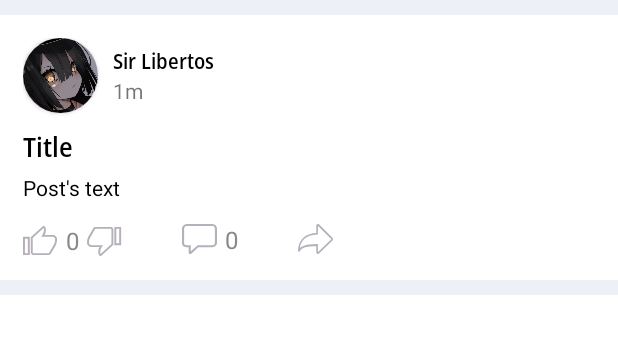
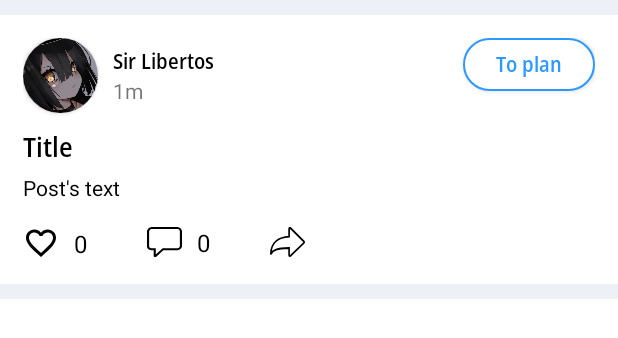
Before and after one commit to vkuzmuk/Liberto, an Android app: the layout item_post.xml on its own in the app's theme, with its tools: preview values and no code run, on a phone screen of 412 x 824 dp. Shown: the top 338 px of the screen. Run offline under Robolectric (Android 15) with nearby library versions, the phone set to English and light mode, and no system bars.

Commit message:
6th push. Possibility to plan events (Saving to db)

```diff
--- a/app/src/main/java/com/vlkuzmuk/freedomcry/models/EventModel.kt
+++ b/app/src/main/java/com/vlkuzmuk/freedomcry/models/EventModel.kt
@@ -10,5 +10,6 @@ data class EventModel(
     var key: String? = null,
     var uid: String = "unknown",
     var hasReaction: Boolean = false,
+    var isPlanned: Boolean = false,
     var reactionCounter: String = "0"
 )
--- a/app/src/main/java/com/vlkuzmuk/freedomcry/utilits/databaseValues.kt
+++ b/app/src/main/java/com/vlkuzmuk/freedomcry/utilits/databaseValues.kt
@@ -16,7 +16,8 @@ const val NODE_USERNAMES = "usernames"
 const val NODE_USERS = "users"
 const val NODE_EVENTS = "events"
 const val NODE_POST_IMAGES = "post_images"
-const val NODE_REACTIONS = "reactions"
+const val NODE_LIKES = "likes"
+const val NODE_PLANNED = "planned"
 
 // children
 const val CHILD_USERNAME = "username"
--- /dev/null
+++ b/app/src/main/res/drawable/bg_normal_btn_to_plan.xml
@@ -0,0 +1,15 @@
+<?xml version="1.0" encoding="utf-8"?>
+<shape xmlns:android="http://schemas.android.com/apk/res/android"
+    android:shape="rectangle">
+
+    <corners android:radius="1000dp" />
+    <solid android:color="@color/white" />
+    <stroke
+        android:width="1dip"
+        android:color="@color/blue_main" />
+    <padding
+        android:bottom="4dp"
+        android:left="4dp"
+        android:right="4dp"
+        android:top="4dp" />
+</shape>
--- a/app/src/main/res/drawable/ic_comments.xml
+++ b/app/src/main/res/drawable/ic_comments.xml
@@ -7,5 +7,5 @@
         android:fillColor="#00000000"
         android:pathData="M32,20.8467V4.093C31.5886,2.1904 30.8925,1.5276 28.8475,1H4.4152C2.4022,1.2996 1.7461,2.0985 1,4.093V20.8467C1.146,22.4673 1.7329,23.1144 3.8898,23.682H7.3051V30.6412C7.5394,31.128 7.7857,31.1111 8.3559,30.6412L15.1864,23.682H28.8475C30.6745,23.4985 31.4095,22.9393 32,20.8467Z"
         android:strokeWidth="2"
-        android:strokeColor="#B5B0BA" />
+        android:strokeColor="@color/black" />
 </vector>
--- a/app/src/main/res/drawable/ic_like_passive.xml
+++ b/app/src/main/res/drawable/ic_like_passive.xml
@@ -1,16 +1,6 @@
-<vector xmlns:android="http://schemas.android.com/apk/res/android"
-    android:width="23dp"
-    android:height="20dp"
-    android:viewportWidth="36"
-    android:viewportHeight="33">
-  <path
-      android:pathData="M1,14V32H6V14H1Z"
-      android:strokeWidth="2"
-      android:fillColor="#00000000"
-      android:strokeColor="#B5B0BA"/>
-  <path
-      android:pathData="M10.5,32H26.5C26.9811,31.8366 27.2266,31.7371 27.5,31.5L33,21.5C34.0375,18.866 34.3219,17.3439 34,14.5C33.3408,13.2676 32.7933,12.7085 31.5,12H20.5C22.795,8.3461 23.2906,6.2716 22,2.5C21.7235,2.1798 21.5288,2.0399 21,2L9,14V30.5C9.2373,31.2586 9.6011,31.5703 10.5,32Z"
-      android:strokeWidth="2"
-      android:fillColor="#00000000"
-      android:strokeColor="#B5B0BA"/>
+<vector android:height="24dp" android:tint="@color/black"
+    android:viewportHeight="24" android:viewportWidth="24"
+    android:width="24dp"
+    xmlns:android="http://schemas.android.com/apk/res/android">
+    <path android:fillColor="@android:color/white" android:pathData="M16.5,3c-1.74,0 -3.41,0.81 -4.5,2.09C10.91,3.81 9.24,3 7.5,3 4.42,3 2,5.42 2,8.5c0,3.78 3.4,6.86 8.55,11.54L12,21.35l1.45,-1.32C18.6,15.36 22,12.28 22,8.5 22,5.42 19.58,3 16.5,3zM12.1,18.55l-0.1,0.1 -0.1,-0.1C7.14,14.24 4,11.39 4,8.5 4,6.5 5.5,5 7.5,5c1.54,0 3.04,0.99 3.57,2.36h1.87C13.46,5.99 14.96,5 16.5,5c2,0 3.5,1.5 3.5,3.5 0,2.89 -3.14,5.74 -7.9,10.05z"/>
 </vector>
--- a/app/src/main/res/drawable/ic_share.xml
+++ b/app/src/main/res/drawable/ic_share.xml
@@ -7,5 +7,5 @@
       android:pathData="M22.9211,10.3053C10.3485,10.8755 1.239,16.5113 1.0046,28.6015C1.0025,28.7097 1.1537,28.7478 1.2022,28.6511C3.3262,24.4093 8.2055,23.0084 22.9211,22.4378V29.9484C23.0466,31.0927 23.4364,31.1645 24.4023,30.815L40.3988,17.2382C41.1477,16.4485 41.2514,16.0057 40.3988,15.2161L24.4023,1.0615C23.2975,0.8561 22.9986,1.1467 22.9211,2.2169V10.3053Z"
       android:strokeWidth="2"
       android:fillColor="#00000000"
-      android:strokeColor="#B5B0BA"/>
+      android:strokeColor="@color/black"/>
 </vector>
--- a/app/src/main/res/layout/item_post.xml
+++ b/app/src/main/res/layout/item_post.xml
@@ -96,24 +96,13 @@
                 android:id="@+id/tvLikeCounter"
                 android:layout_width="wrap_content"
                 android:layout_height="wrap_content"
-                android:layout_marginStart="5dp"
+                android:layout_marginStart="10dp"
                 android:text="0"
-                android:textColor="@color/grey_medium"
+                android:textColor="@color/black"
                 android:textSize="16sp"
                 app:layout_constraintBottom_toBottomOf="@+id/btnLike"
                 app:layout_constraintStart_toEndOf="@+id/btnLike"
                 app:layout_constraintTop_toTopOf="@+id/btnLike" />
-
-            <ImageButton
-                android:id="@+id/btnDislike"
-                android:layout_width="wrap_content"
-                android:layout_height="wrap_content"
-                android:layout_marginStart="5dp"
-                android:layout_marginTop="2dp"
-                android:background="@null"
-                app:layout_constraintStart_toEndOf="@+id/tvLikeCounter"
-                app:layout_constraintTop_toTopOf="@+id/tvLikeCounter"
-                app:srcCompat="@drawable/ic_dislike_passive" />
 
             <ImageButton
                 android:id="@+id/btnComments"
@@ -121,7 +110,7 @@
                 android:layout_height="wrap_content"
                 android:layout_marginStart="40dp"
                 android:background="@null"
-                app:layout_constraintStart_toEndOf="@+id/btnDislike"
+                app:layout_constraintStart_toEndOf="@+id/tvLikeCounter"
                 app:layout_constraintTop_toTopOf="@+id/tvLikeCounter"
                 app:srcCompat="@drawable/ic_comments" />
 
@@ -129,10 +118,10 @@
                 android:id="@+id/tvCommentsCounter"
                 android:layout_width="wrap_content"
                 android:layout_height="wrap_content"
-                android:layout_marginStart="5dp"
+                android:layout_marginStart="10dp"
                 android:text="0"
-                android:textColor="@color/grey_medium"
-                android:textSize="16sp "
+                android:textColor="@color/black"
+                android:textSize="16sp"
                 app:layout_constraintBottom_toBottomOf="@+id/btnComments"
                 app:layout_constraintStart_toEndOf="@+id/btnComments"
                 app:layout_constraintTop_toTopOf="@+id/btnComments" />
@@ -157,6 +146,19 @@
                 android:visibility="gone"
                 app:layout_constraintTop_toBottomOf="@+id/tvTextPost" />
 
+            <androidx.appcompat.widget.AppCompatButton
+                android:id="@+id/btnToPlan"
+                android:layout_width="wrap_content"
+                android:layout_height="35dp"
+                android:fontFamily="@font/opensans_semibold"
+                android:text="To plan"
+                android:background="@drawable/bg_normal_btn_to_plan"
+                android:textAllCaps="false"
+                android:textColor="@color/blue_main"
+                android:textSize="14sp"
+                app:layout_constraintEnd_toEndOf="parent"
+                app:layout_constraintTop_toTopOf="parent" />
+
         </androidx.constraintlayout.widget.ConstraintLayout>
 
     </androidx.cardview.widget.CardView>
--- a/app/src/main/res/values/strings.xml
+++ b/app/src/main/res/values/strings.xml
@@ -37,6 +37,8 @@
     <string name="event_manager">Event manager</string>
     <string name="chats">Chats</string>
     <string name="create_event">Create event</string>
+    <string name="planned">Planned</string>
+    <string name="toPlan">To plan</string>
 
 
 </resources>
```
Also changed, not shown: app/src/main/java/com/vlkuzmuk/freedomcry/activities/bottomNavActivities/EventActivity.kt (+6 -2 lines), app/src/main/java/com/vlkuzmuk/freedomcry/adapters/EventAdapter.kt (+28 -5 lines), app/src/main/java/com/vlkuzmuk/freedomcry/database/DbManager.kt (+49 -8 lines), app/src/main/java/com/vlkuzmuk/freedomcry/viewmodel/FirebaseViewModel.kt (+30 -4 lines), app/src/main/res/drawable/bg_pressed_btn_to_plan.xml (added, +15 -0 lines), app/src/main/res/drawable/button_to_plan_selector.xml (added, +33 -0 lines), app/src/main/res/drawable/ic_like_pressed.xml (+4 -21 lines).
